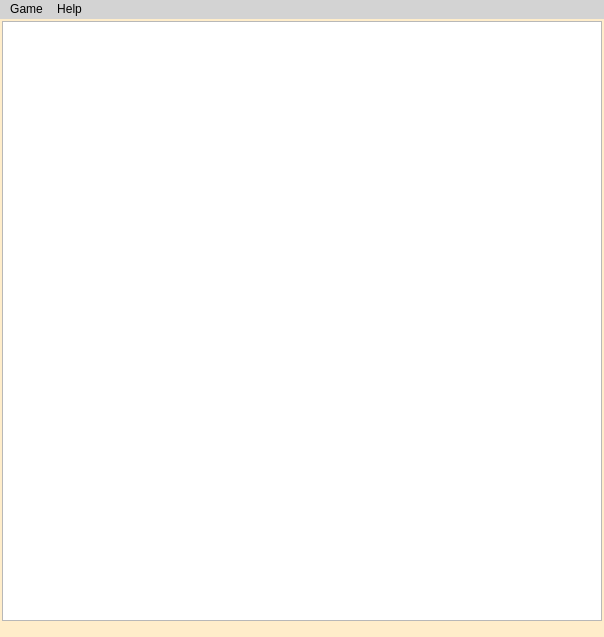
Old version of the form src/app/mainwindow.ui in the repository suchja/awesome-qt-snake-spike.
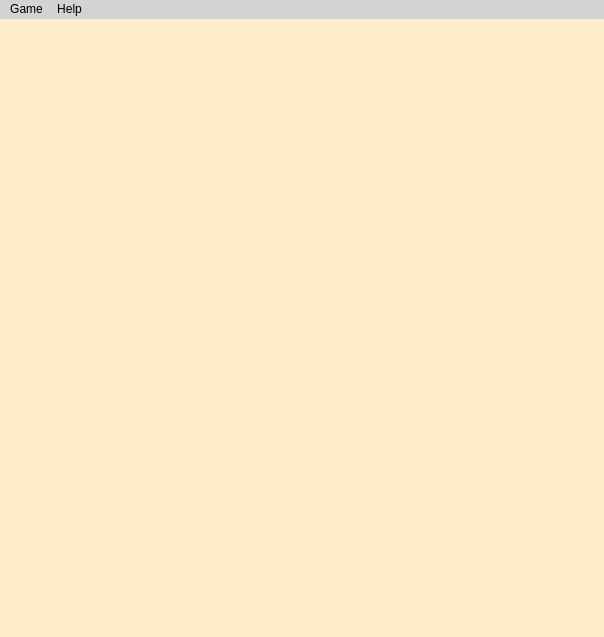
New version of the form.

Commit message:
erlaubt Steuerung über Pfeiltasten
hiermit ist nun das Problem mit den Pfeiltasten behoben. Damit kommt der
Spike für #5 nun zu einem Ende. Es muss noch ein wenig Refacoting
gemacht werden, aber dann kann das erstmal so genutzt werden.

Diff of the .ui file:
```diff
--- a/src/app/mainwindow.ui
+++ b/src/app/mainwindow.ui
@@ -39,42 +39,7 @@
     background-color: lightgray;
 }</string>
   </property>
-  <widget class="QWidget" name="centralwidget">
-   <widget class="QGraphicsView" name="graphicsView">
-    <property name="geometry">
-     <rect>
-      <x>2</x>
-      <y>2</y>
-      <width>600</width>
-      <height>600</height>
-     </rect>
-    </property>
-    <property name="sizePolicy">
-     <sizepolicy hsizetype="Fixed" vsizetype="Fixed">
-      <horstretch>0</horstretch>
-      <verstretch>0</verstretch>
-     </sizepolicy>
-    </property>
-    <property name="minimumSize">
-     <size>
-      <width>600</width>
-      <height>600</height>
-     </size>
-    </property>
-    <property name="maximumSize">
-     <size>
-      <width>600</width>
-      <height>600</height>
-     </size>
-    </property>
-    <property name="verticalScrollBarPolicy">
-     <enum>Qt::ScrollBarAlwaysOff</enum>
-    </property>
-    <property name="horizontalScrollBarPolicy">
-     <enum>Qt::ScrollBarAlwaysOff</enum>
-    </property>
-   </widget>
-  </widget>
+  <widget class="QWidget" name="centralwidget"/>
   <widget class="QMenuBar" name="menubar">
    <property name="geometry">
     <rect>
```
The commit also changes 2 other files.
